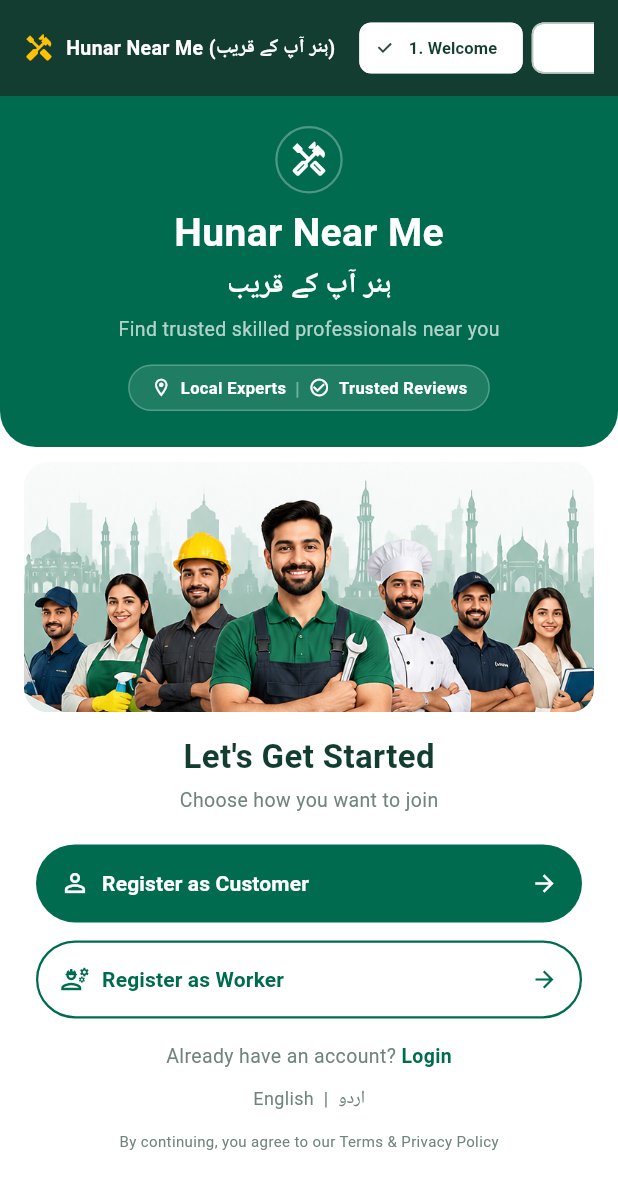
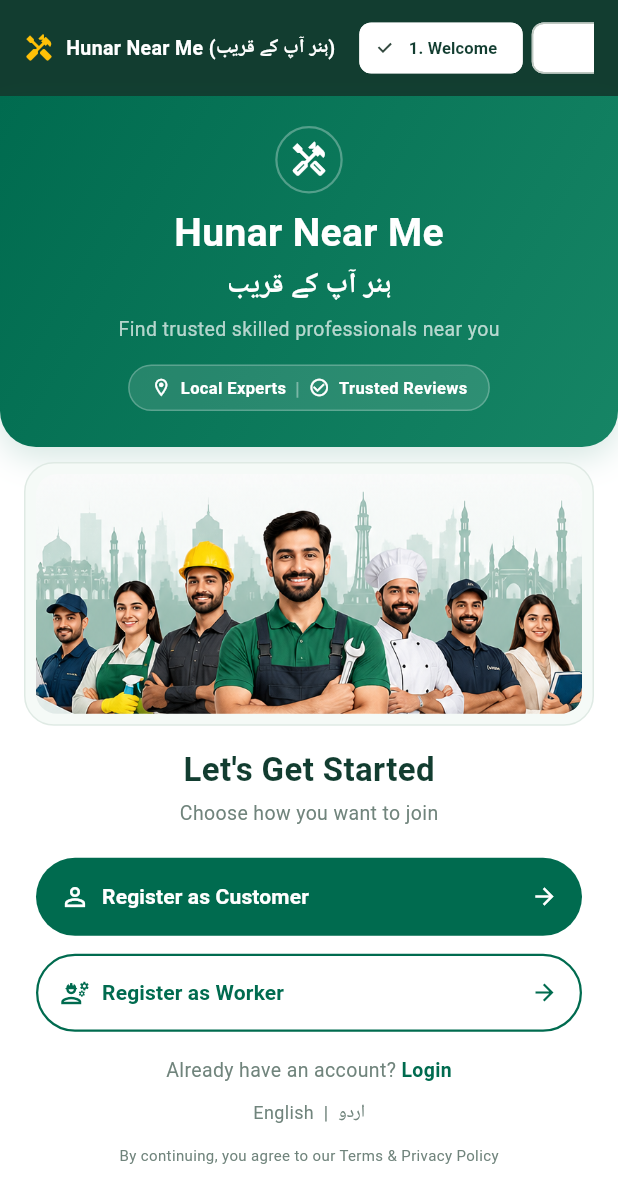
Before and after one commit to maharyasirsumra1/Hunar-Near-Me, a Flutter app: the screen it shows after launch, on a phone screen of 412 x 824 dp. Shown: the top 1203 px of the screen. Run offline on Flutter 3.47's test engine with Material 3 defaults, Android fonts, the phone set to English and light mode, and no system bars; our stand-ins replace flutter_secure_storage.

Commit message:
Polish welcome screen styling

```diff
--- a/lib/screens/welcome_screen.dart
+++ b/lib/screens/welcome_screen.dart
@@ -80,12 +80,23 @@ class WelcomeScreen extends StatelessWidget {
                     Container(
                       width: double.infinity,
                       padding: const EdgeInsets.fromLTRB(20, 20, 20, 24),
-                      decoration: const BoxDecoration(
-                        color: kForestGreen,
+                      decoration: BoxDecoration(
+                        gradient: const LinearGradient(
+                          begin: Alignment.topLeft,
+                          end: Alignment.bottomRight,
+                          colors: [kForestGreen, Color(0xFF168565)],
+                        ),
                         borderRadius: BorderRadius.only(
                           bottomLeft: Radius.circular(24),
                           bottomRight: Radius.circular(24),
                         ),
+                        boxShadow: [
+                          BoxShadow(
+                            color: kForestGreen.withValues(alpha: 0.16),
+                            blurRadius: 18,
+                            offset: const Offset(0, 7),
+                          ),
+                        ],
                       ),
                       child: Column(
                         children: [
@@ -143,12 +154,20 @@ class WelcomeScreen extends StatelessWidget {
                     // Team Illustration Graphic (Clean without phone bezel borders)
                     Padding(
                       padding: const EdgeInsets.fromLTRB(16, 10, 16, 8),
-                      child: ClipRRect(
-                        borderRadius: BorderRadius.circular(16),
-                        child: Image.asset(
-                          'assets/images/workers_team.png',
-                          width: double.infinity,
-                          fit: BoxFit.contain,
+                      child: Container(
+                        padding: const EdgeInsets.all(7),
+                        decoration: BoxDecoration(
+                          color: kLightGreenBackground,
+                          borderRadius: BorderRadius.circular(20),
+                          border: Border.all(color: kBorderColor),
+                        ),
+                        child: ClipRRect(
+                          borderRadius: BorderRadius.circular(14),
+                          child: Image.asset(
+                            'assets/images/workers_team.png',
+                            width: double.infinity,
+                            fit: BoxFit.contain,
+                          ),
                         ),
                       ),
                     ),
```
